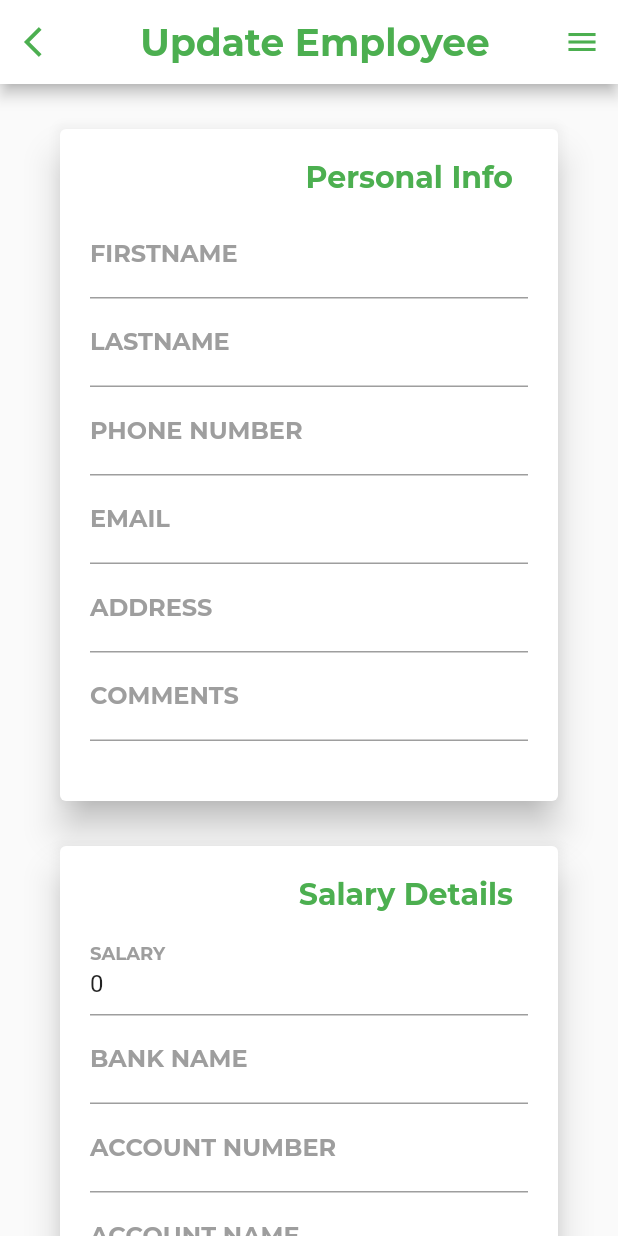
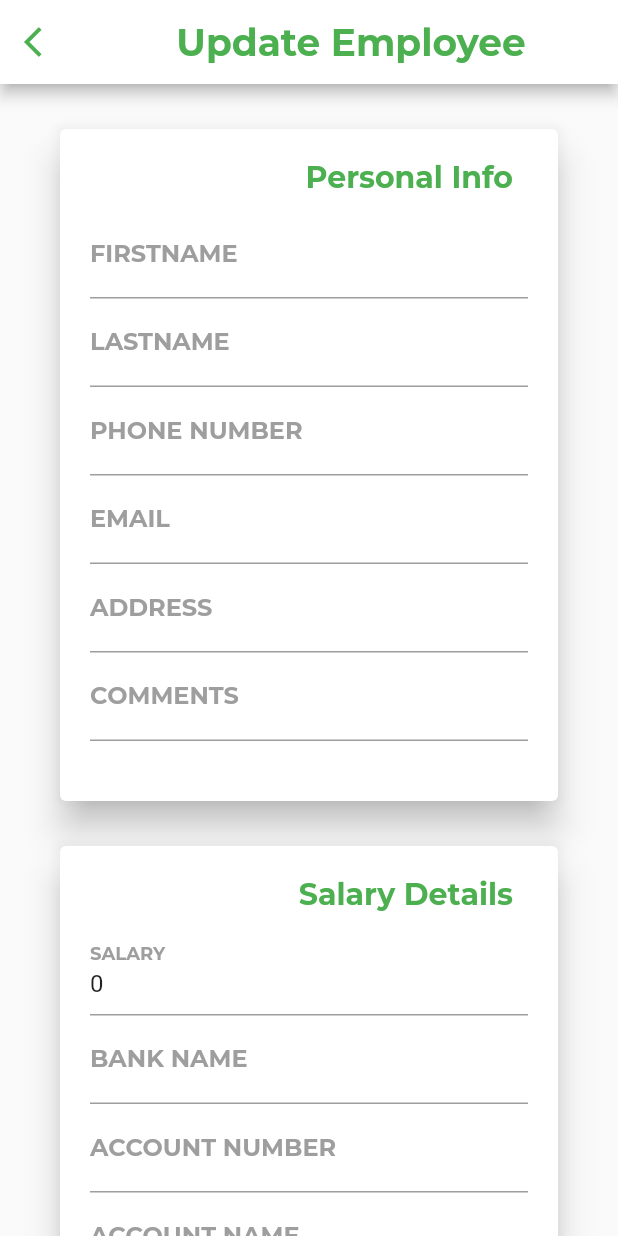
Before and after one commit to ruffcoins/zetian, a Flutter app: the UpdateEmployee screen opened directly with empty values, on a phone screen of 412 x 824 dp. Run offline on Flutter 3.47's test engine with Material 2 defaults, Android fonts, the phone set to English and light mode, and no system bars; our stand-ins replace dio, dropdown_search, flutter_spinkit, fluttertoast, pdf, printing and 1 more; accounts and stored records are empty; project files that could hold a hidden picture were left out.

```diff
--- a/lib/screens/basic/employee/updateemployee.dart
+++ b/lib/screens/basic/employee/updateemployee.dart
@@ -3,7 +3,6 @@ import 'package:provider/provider.dart';
 import 'package:zetian/mixins/employee_helper.dart';
 import 'package:zetian/models/employee/read/get_employee_response.dart';
 import 'package:zetian/models/employee/update/update_employee_request.dart';
-import 'package:zetian/partials/sidemenu.dart';
 import 'package:zetian/providers/app_provider.dart';
 import 'package:zetian/providers/employee_provider.dart';
 import 'package:zetian/screens/basic/employee/viewemployees.dart';
@@ -68,7 +67,6 @@ class _UpdateEmployeeState extends State<UpdateEmployee> with EmployeeHelper {
             ),
           ),
         ),
-        endDrawer: SideMenu(),
         body: LayoutBuilder(
           builder: (context, constraints) {
             if (constraints.maxWidth >= 768) {
```
